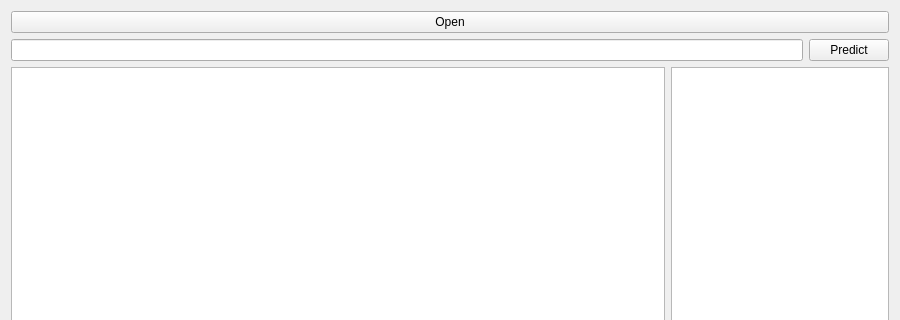
First picture: the form in presenter.ui, repository maks-bond/Prediction, before the edit; both pictures show x 0 to 900 and y 0 to 320 of the 900 by 500 pixel window.
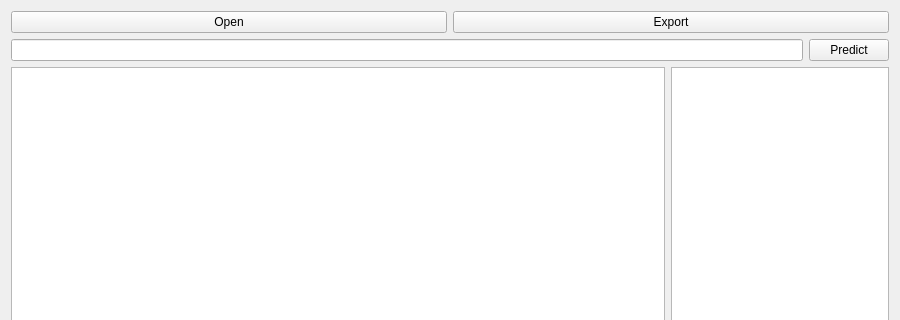
Second picture: the form after the edit.

What changed in the file:
```diff
--- a/presenter.ui
+++ b/presenter.ui
@@ -15,11 +15,22 @@
   </property>
   <layout class="QVBoxLayout" name="verticalLayout_2">
    <item>
+    <layout class="QHBoxLayout" name="horizontalLayout_5">
+     <item>
     <widget class="QPushButton" name="buttonOpen">
      <property name="text">
       <string>Open</string>
      </property>
     </widget>
+     </item>
+     <item>
+      <widget class="QPushButton" name="buttonExport">
+       <property name="text">
+        <string>Export</string>
+       </property>
+      </widget>
+     </item>
+    </layout>
    </item>
    <item>
     <layout class="QHBoxLayout" name="horizontalLayout_2">
```
Lines whose indentation alone changed are shown as unchanged.
